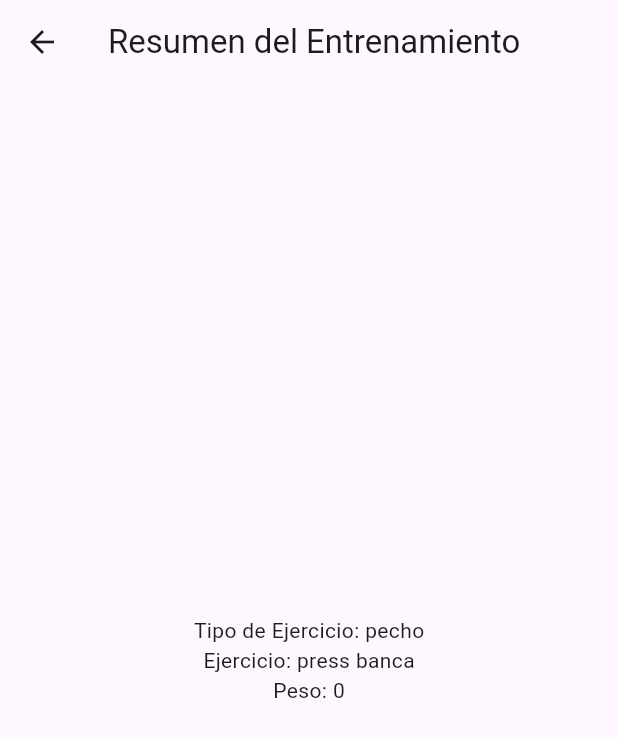
After one commit to jesuscap23/appUsers, a Flutter app: the NewWorkoutView screen opened by its route, after a tap on "Iniciar", on a phone screen of 412 x 824 dp. The commit adds this screen. Shown: the top 737 px of the screen. Run offline on Flutter 3.47's test engine with Material 3 defaults, Android fonts, the phone set to English and light mode, and no system bars; network calls fail.

Commit message:
workout de usuarios

```diff
--- a/lib/main.dart
+++ b/lib/main.dart
@@ -2,6 +2,7 @@ import 'dart:convert';
 import 'package:flutter/material.dart';
 import 'package:http/http.dart' as http;
 import 'user_details.dart';
+import 'new_workout.dart';
 
 void main() {
   runApp(const MyApp());
@@ -75,6 +76,8 @@ class _MyAppState extends State<MyApp> {
               myHomePageState?.refreshUsers();
             }),
         '/modifyUser': (context) => const ModifyUserPage(),
+        '/newWorkout': (context) => const NewWorkoutView(),
+        '/contarRepeticiones': (context) => const Placeholder(), // Added route
       },
     );
   }
--- /dev/null
+++ b/lib/new_workout.dart
@@ -0,0 +1,86 @@
+import 'package:flutter/material.dart';
+import 'workout_summary.dart';
+
+class NewWorkoutView extends StatefulWidget {
+  const NewWorkoutView({Key? key}) : super(key: key);
+
+  @override
+  State<NewWorkoutView> createState() => _NewWorkoutViewState();
+}
+
+class _NewWorkoutViewState extends State<NewWorkoutView> {
+  String selectedExerciseType = 'pecho';
+  String selectedExercise = 'press banca';
+  int weight = 0;
+
+  final exerciseTypes = ['pecho', 'espalda', 'gluteos y piernas', 'hombros'];
+  final exerciseMap = {
+    'pecho': ['press banca', 'flexiones'],
+    'espalda': ['dominadas', 'remo con barra'],
+    'gluteos y piernas': ['Hip Thrust', 'sentadilla'],
+    'hombros': ['press militar', 'press normal'],
+  };
+
+  @override
+  Widget build(BuildContext context) {
+    return Scaffold(
+      appBar: AppBar(title: const Text('Nuevo Entrenamiento')),
+      body: Padding(
+        padding: const EdgeInsets.all(16.0),
+        child: Column(
+          children: [
+            DropdownButtonFormField<String>(
+              value: selectedExerciseType,
+              onChanged: (value) {
+                setState(() {
+                  selectedExerciseType = value!;
+                  selectedExercise = exerciseMap[selectedExerciseType]![0];
+                });
+              },
+              items: exerciseTypes.map((type) {
+                return DropdownMenuItem(value: type, child: Text(type));
+              }).toList(),
+            ),
+            DropdownButtonFormField<String>(
+              value: selectedExercise,
+              onChanged: (value) {
+                setState(() {
+                  selectedExercise = value!;
+                });
+              },
+              items: exerciseMap[selectedExerciseType]!.map((exercise) {
+                return DropdownMenuItem(value: exercise, child: Text(exercise));
+              }).toList(),
+            ),
+            TextField(
+              keyboardType: TextInputType.number,
+              decoration: const InputDecoration(labelText: 'Peso (0-999)'),
+              controller: TextEditingController(text: weight.toString()),
+              onChanged: (value) {
+                setState(() {
+                  weight = int.tryParse(value) ?? 0;
+                  weight = weight.clamp(0, 999);
+                });
+              },
+            ),
+            ElevatedButton(
+              onPressed: () {
+                Navigator.push(
+                  context,
+                  MaterialPageRoute(
+                    builder: (context) => WorkoutSummaryView(
+                      exerciseType: selectedExerciseType,
+                      exercise: selectedExercise,
+                      weight: weight,
+                    ),
+                  ),
+                );
+              },
+              child: const Text('Iniciar'),
+            ),
+          ],
+        ),
+      ),
+    );
+  }
+}
--- /dev/null
+++ b/lib/workout_summary.dart
@@ -0,0 +1,31 @@
+import 'package:flutter/material.dart';
+
+class WorkoutSummaryView extends StatelessWidget {
+  final String exerciseType;
+  final String exercise;
+  final int weight;
+
+  const WorkoutSummaryView({
+    Key? key,
+    required this.exerciseType,
+    required this.exercise,
+    required this.weight,
+  }) : super(key: key);
+
+  @override
+  Widget build(BuildContext context) {
+    return Scaffold(
+      appBar: AppBar(title: const Text('Resumen del Entrenamiento')),
+      body: Center(
+        child: Column(
+          mainAxisAlignment: MainAxisAlignment.center,
+          children: [
+            Text('Tipo de Ejercicio: $exerciseType'),
+            Text('Ejercicio: $exercise'),
+            Text('Peso: $weight'),
+          ],
+        ),
+      ),
+    );
+  }
+}
```
Also changed, not shown: lib/user_details.dart (+7 -2 lines).
